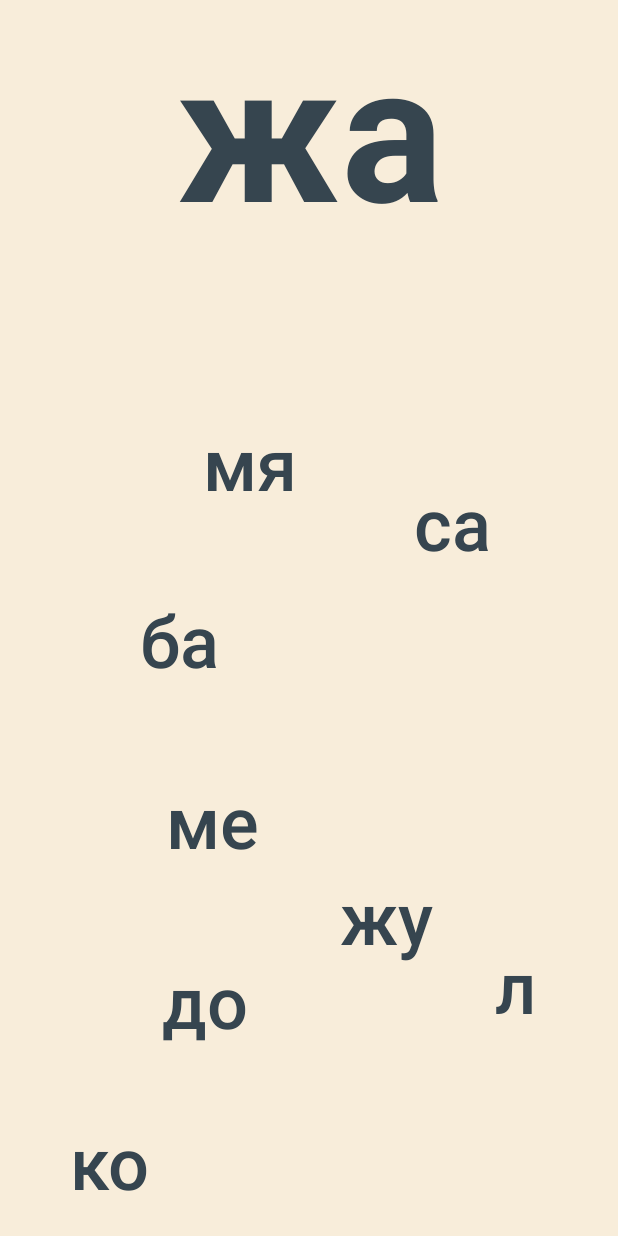
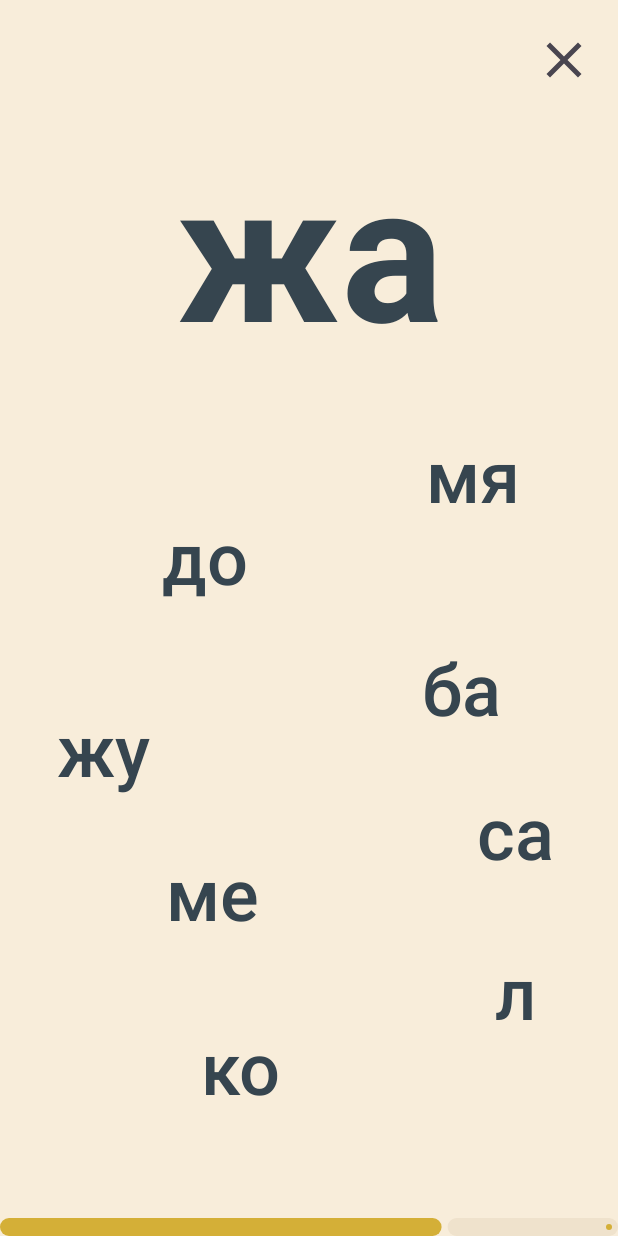
Before and after one commit to padymont/rusread, an Android app built with Jetpack Compose: the @Preview function SyllableGameContentPreview, on a phone screen of 412 x 824 dp. Run offline under Robolectric (Android 15) with nearby library versions, the phone set to English and light mode, and no system bars.

Commit message:
improved SyllableGameContentPreview

```diff
--- a/app/src/main/java/com/padym/rusread/compose/SyllableGameScreen.kt
+++ b/app/src/main/java/com/padym/rusread/compose/SyllableGameScreen.kt
@@ -191,7 +191,10 @@ fun overlaps(
 fun SyllableGameContentPreview() {
     val selectedSyllables = setOf("до", "ме", "мя", "ко", "ба", "са", "л", "жу")
     RusreadTheme {
-        Scaffold() { paddingValues ->
+        Scaffold(
+            topBar = { SimpleCloseTopAppBar() { } },
+            bottomBar = { ProgressBottomBar(0.7f) }
+        ) { paddingValues ->
             Column(modifier = Modifier.padding(paddingValues)) {
                 SpeakSyllableButton("жа") {}
                 ScatteredSyllablesButtons(selectedSyllables) { _ -> }
```
